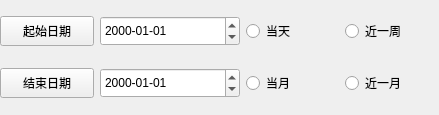
First picture: the form in CleverManager/common/sqlcom/sqldatebar.ui, repository ChinaClever/CleverManagerV3, before the edit.
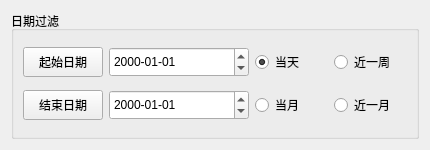
Second picture: the form after the edit.

What changed in the file:
```diff
--- a/CleverManager/common/sqlcom/sqldatebar.ui
+++ b/CleverManager/common/sqlcom/sqldatebar.ui
@@ -6,26 +6,20 @@
    <rect>
     <x>0</x>
     <y>0</y>
-    <width>439</width>
-    <height>115</height>
+    <width>430</width>
+    <height>150</height>
    </rect>
   </property>
   <property name="windowTitle">
    <string>Form</string>
   </property>
+  <layout class="QGridLayout" name="gridLayout_2">
+   <item row="0" column="0">
+    <widget class="QGroupBox" name="groupBox">
+     <property name="title">
+      <string>日期过滤</string>
+     </property>
   <layout class="QGridLayout" name="gridLayout">
-   <property name="leftMargin">
-    <number>0</number>
-   </property>
-   <property name="topMargin">
-    <number>0</number>
-   </property>
-   <property name="rightMargin">
-    <number>0</number>
-   </property>
-   <property name="bottomMargin">
-    <number>0</number>
-   </property>
    <item row="0" column="0">
     <widget class="QPushButton" name="startDateBtn">
      <property name="maximumSize">
@@ -69,6 +63,9 @@
      <property name="text">
       <string>当天</string>
      </property>
+        <property name="checked">
+         <bool>true</bool>
+        </property>
     </widget>
    </item>
    <item row="0" column="3">
@@ -140,6 +137,9 @@
      <property name="text">
       <string>近一月</string>
      </property>
+       </widget>
+      </item>
+     </layout>
     </widget>
    </item>
   </layout>
```
Left out of the diff: 8 changed lines with no effect on the pictures. Lines whose indentation alone changed are shown as unchanged.
